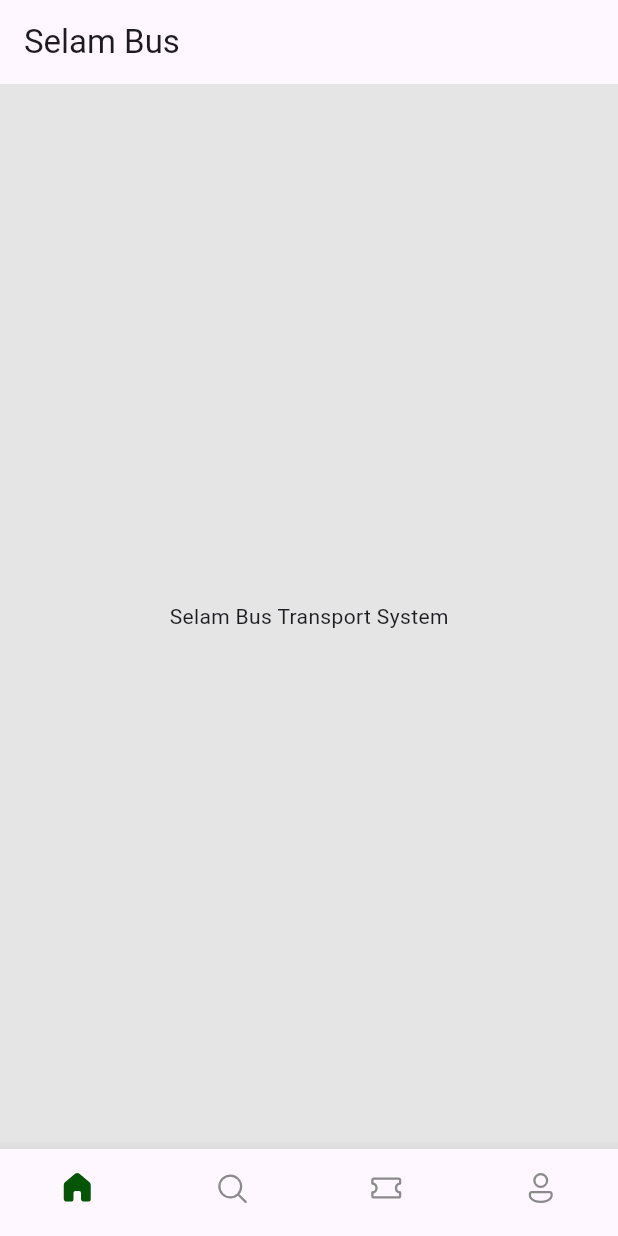
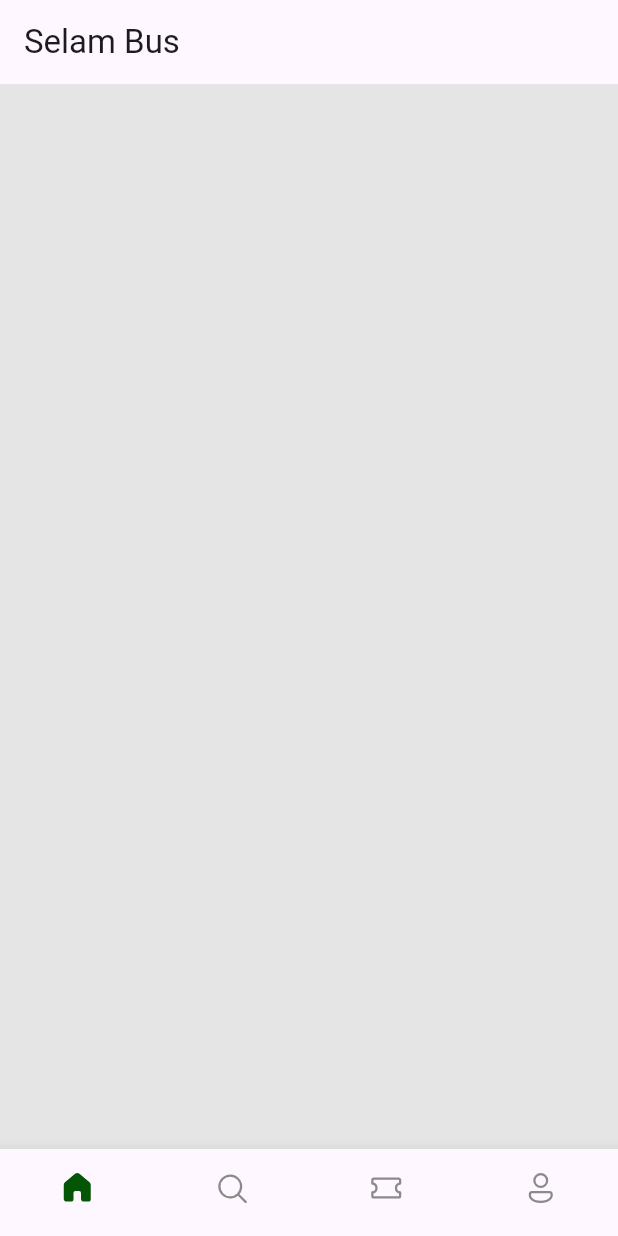
Before and after one commit to biruk-tafese/hello_balemuya, a Flutter app: the screen it shows after launch, on a phone screen of 412 x 824 dp. Run offline on Flutter 3.47's test engine with Material 3 defaults, Android fonts, the phone set to English and light mode, and no system bars; our stand-ins replace fluentui_icons.

Commit message:
screen building

```diff
--- a/ticketapp/lib/screens/home_screen.dart
+++ b/ticketapp/lib/screens/home_screen.dart
@@ -1,4 +1,6 @@
+import 'package:flutter/cupertino.dart';
 import 'package:flutter/material.dart';
+import 'package:flutter/widgets.dart';
 
 class HomeScreen extends StatefulWidget {
   const HomeScreen({super.key});
@@ -10,11 +12,10 @@ class HomeScreen extends StatefulWidget {
 class _MyWidgetState extends State<HomeScreen> {
   @override
   Widget build(BuildContext context) {
-    return const Scaffold(
-      backgroundColor: Color(0xFFE5E5E5),
-      body: Center(
-        child: Text("Selam Bus Transport System"),
-      ),
-    );
+    return Scaffold(
+        backgroundColor: const Color(0xFFE5E5E5),
+        body: ListView(
+          children: [Container()],
+        ));
   }
 }
```
